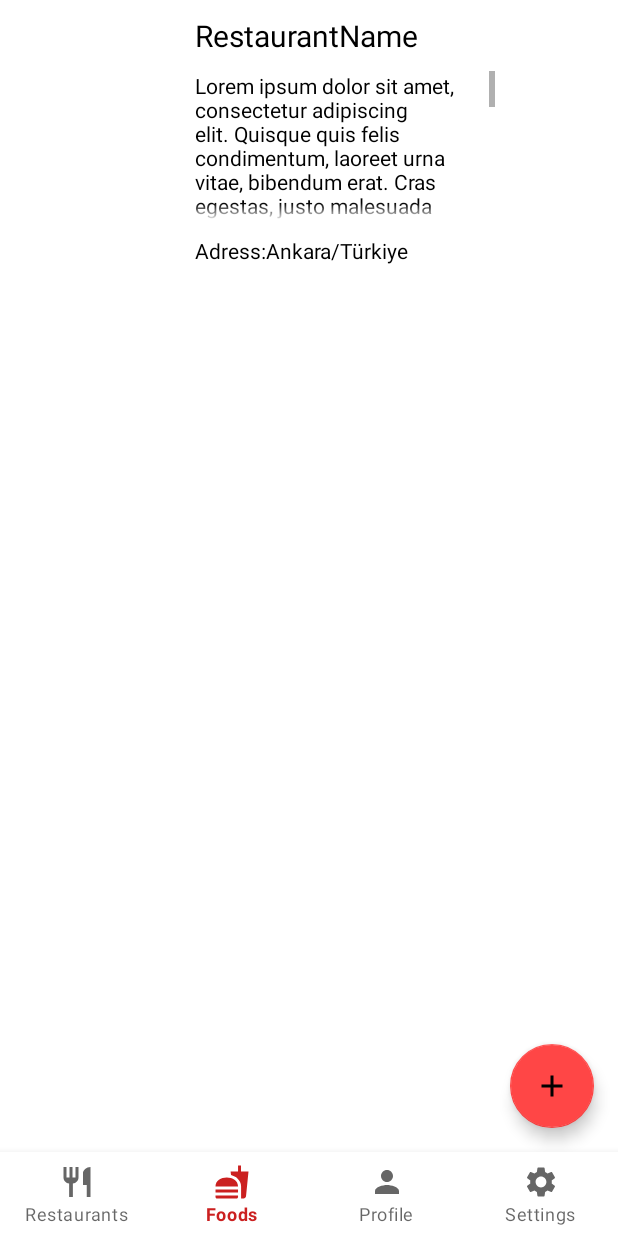
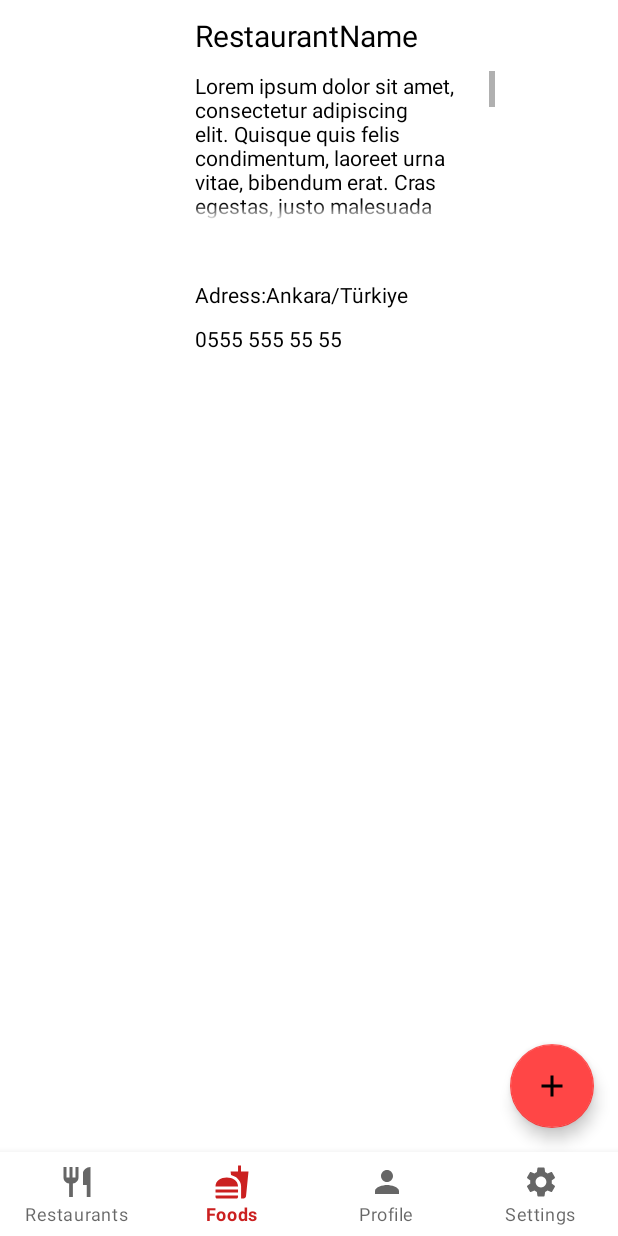
Before and after one commit to Yemeksepeti-Mobil-Android-Bootcamp/teamB_homework3, an Android app: the FoodsFragment screen opened through its navigation route, on a phone screen of 412 x 824 dp. Run offline under Robolectric (Android 15) with nearby library versions, the phone set to English and light mode, and no system bars; our stand-ins replace Firebase (no records; nobody signed in at launch, a user with empty details on screens opened directly), navigation-ui.

Commit message:
Yemek listesinin veri tabanı bağlantısı

```diff
--- a/app/src/main/java/com/example/teambhomework3/fragments/food/FoodsFragment.kt
+++ b/app/src/main/java/com/example/teambhomework3/fragments/food/FoodsFragment.kt
@@ -1,19 +1,31 @@
 package com.example.teambhomework3.fragments.food
 
 import android.os.Bundle
+import android.util.Log
 import androidx.fragment.app.Fragment
 import android.view.LayoutInflater
 import android.view.View
 import android.view.ViewGroup
+import android.widget.GridLayout
 import androidx.navigation.fragment.findNavController
+import androidx.recyclerview.widget.GridLayoutManager
 import com.example.teambhomework3.R
 import com.example.teambhomework3.databinding.FragmentFoodsBinding
+import com.example.teambhomework3.entity.Food
+import com.example.teambhomework3.utils.adapters.FoodAdapter
+import com.google.firebase.firestore.FirebaseFirestore
+import com.google.firebase.firestore.ktx.firestore
+import com.google.firebase.ktx.Firebase
+import kotlinx.coroutines.processNextEventInCurrentThread
 
 
 class FoodsFragment : Fragment() {
 
     private var _binding: FragmentFoodsBinding? = null
     private val binding get() = _binding!!
+    private lateinit var myAdapter: FoodAdapter
+    private lateinit var db: FirebaseFirestore
+    private lateinit var foodArrayList: ArrayList<Food>
 
     override fun onCreateView(
         inflater: LayoutInflater, container: ViewGroup?,
@@ -25,10 +37,46 @@ class FoodsFragment : Fragment() {
             findNavController().navigate(R.id.action_foodsFragment_to_addFoodFragment)
         }
 
+        initViews()
         return binding.root
     }
 
     override fun onCreate(savedInstanceState: Bundle?) {
         super.onCreate(savedInstanceState)
     }
+
+    private fun initViews(){
+        binding.recyclerView2.layoutManager = GridLayoutManager(requireContext(),1)
+        binding.recyclerView2.setHasFixedSize(true)
+
+        foodArrayList = arrayListOf()
+        myAdapter = FoodAdapter(foodArrayList,requireContext())
+        binding.recyclerView2.adapter = myAdapter
+
+        db = Firebase.firestore
+
+        getFoods(db)
+    }
+
+
+    private fun getFoods(db: FirebaseFirestore){
+        db.collection("restaurantFoods").get()
+            .addOnSuccessListener { food ->
+                for (doc in food){
+                    foodArrayList.add(
+                        Food(
+                            "${doc.data["foodName"]}",
+                            "${doc.data["foodImage"]}",
+                            "${doc.data["foodPrice"]}",
+                            "${doc.data["foodDescription"]}"
+                        )
+                    )
+                }
+                myAdapter.notifyDataSetChanged()
+            }
+            .addOnFailureListener { exception->
+                Log.w("errorDocuments","Error getting documents", exception)
+            }
+    }
+
 }
--- a/app/src/main/res/layout/fragment_foods.xml
+++ b/app/src/main/res/layout/fragment_foods.xml
@@ -69,6 +69,19 @@
 
             />
 
+        <TextView
+            android:id="@+id/telefonNo"
+            android:text="0555 555 55 55"
+            android:layout_width="200dp"
+            android:layout_height="wrap_content"
+            app:layout_constraintTop_toBottomOf="@+id/Adress"
+            app:layout_constraintStart_toEndOf="@+id/foodImage"
+            app:layout_constraintBottom_toBottomOf="parent"
+            android:layout_marginLeft="20dp"
+            android:layout_marginTop="10dp"
+            android:layout_marginBottom="10dp"
+            />
+
 
 
 
```
Also changed, not shown: app/src/main/java/com/example/teambhomework3/utils/adapters/FoodAdapter.kt (+21 -2 lines).
